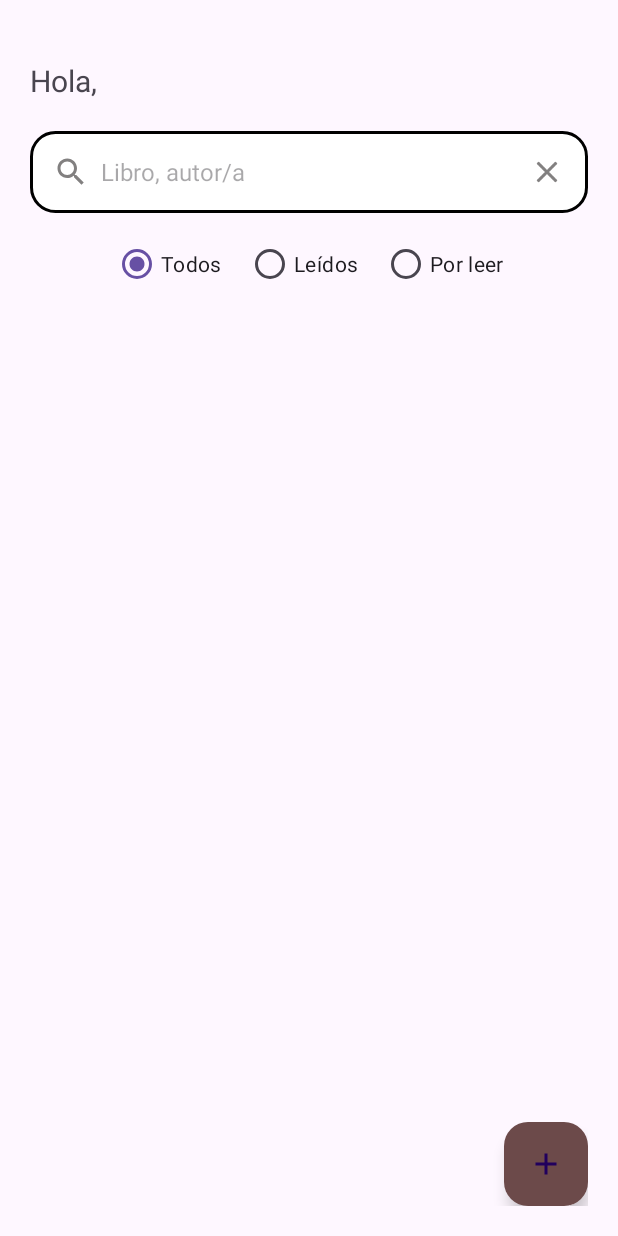
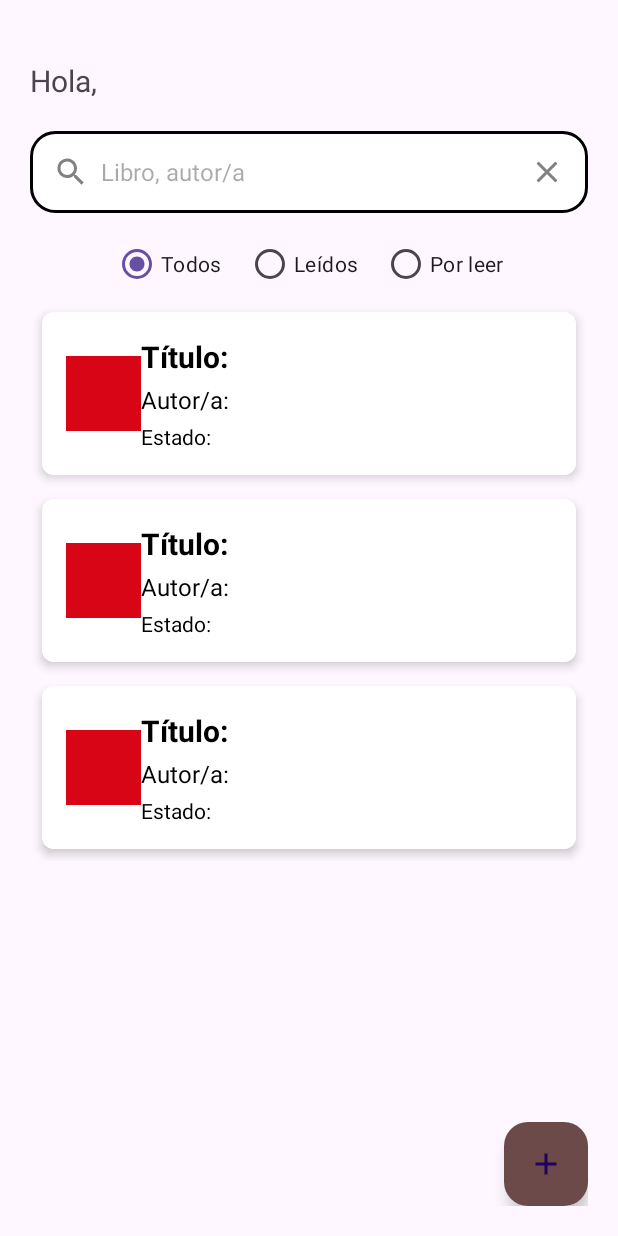
Before and after one commit to anaClara-Der/appLibros, an Android app: the layout activity_home.xml on its own in the app's theme, with its tools: preview values and no code run, on a phone screen of 412 x 824 dp. Run offline under Robolectric (Android 15) with nearby library versions, the phone set to English and light mode, and no system bars.

```diff
--- a/app/build.gradle.kts
+++ b/app/build.gradle.kts
@@ -40,10 +40,12 @@ android {
 dependencies {
         val fragment_version = "1.8.2"
 
+
     implementation("androidx.fragment:fragment-ktx:$fragment_version")
     implementation (libs.firebase.auth)
     implementation(libs.firebase.firestore)
     implementation(libs.imagePicker)
+    implementation(libs.imageGlide)
     implementation(platform(libs.firebase.bom))
     implementation(libs.androidx.core.ktx)
     implementation(libs.androidx.appcompat)
--- a/app/src/main/java/com/example/libros/model/Book.kt
+++ b/app/src/main/java/com/example/libros/model/Book.kt
@@ -8,5 +8,6 @@ data class Book (
     val author: String,
     val state:Boolean,
     val review:String,
-    val userId: String
+    val userId: String,
+    val imagePath: String?
     )
--- a/app/src/main/res/layout/activity_home.xml
+++ b/app/src/main/res/layout/activity_home.xml
@@ -75,7 +75,15 @@
     </RadioGroup>
 
 
-
+    <androidx.recyclerview.widget.RecyclerView
+        android:id="@+id/recyclerViewBooks"
+        android:layout_width="match_parent"
+        android:layout_height="wrap_content"
+        app:layout_constraintEnd_toEndOf="parent"
+        app:layout_constraintStart_toStartOf="parent"
+        app:layout_constraintTop_toBottomOf="@+id/filterBooksGroup"
+        app:layoutManager="androidx.recyclerview.widget.LinearLayoutManager"
+        tools:listitem="@layout/item_book"/>
 
 
     <com.google.android.material.floatingactionbutton.FloatingActionButton
--- a/app/src/main/res/layout/item_book.xml
+++ b/app/src/main/res/layout/item_book.xml
@@ -1,45 +1,64 @@
 <?xml version="1.0" encoding="utf-8"?>
 <androidx.cardview.widget.CardView xmlns:android="http://schemas.android.com/apk/res/android"
     xmlns:app="http://schemas.android.com/apk/res-auto"
+    xmlns:tools="http://schemas.android.com/tools"
     android:layout_width="match_parent"
     android:layout_height="wrap_content"
     android:layout_margin="8dp"
     app:cardCornerRadius="8dp"
     app:cardElevation="4dp"
+
     >
 
     <androidx.constraintlayout.widget.ConstraintLayout
         android:layout_width="match_parent"
         android:layout_height="wrap_content"
         android:padding="16dp"
+        android:background="@color/white"
         >
+
+        <ImageView
+            android:id="@+id/imageBook"
+            android:layout_width="50dp"
+            android:layout_height="50dp"
+            android:background="@color/red"
+            app:layout_constraintBottom_toBottomOf="parent"
+            app:layout_constraintStart_toStartOf="parent"
+            app:layout_constraintTop_toTopOf="parent"
+          ></ImageView>
 
         <TextView
             android:id="@+id/textViewTitle"
             android:layout_width="wrap_content"
             android:layout_height="wrap_content"
-            android:textSize="16sp"
+            android:text="Título:"
+            android:textColor="@color/black"
+            android:textSize="20sp"
             android:textStyle="bold"
-            app:layout_constraintStart_toStartOf="parent"
+            app:layout_constraintStart_toEndOf="@+id/imageBook"
             app:layout_constraintTop_toTopOf="parent" />
 
         <TextView
             android:id="@+id/textViewAuthor"
             android:layout_width="wrap_content"
             android:layout_height="wrap_content"
-            android:textSize="14sp"
-            app:layout_constraintStart_toStartOf="parent"
-            app:layout_constraintTop_toBottomOf="@id/textViewTitle"
-            android:layout_marginTop="4dp" />
+            android:textSize="16sp"
+            app:layout_constraintStart_toEndOf="@+id/imageBook"
+            app:layout_constraintTop_toBottomOf="@+id/textViewTitle"
+            android:layout_marginTop="4dp"
+            android:text="Autor/a:"
+            android:textColor="@color/black"/>
 
         <TextView
-            android:id="@+id/textViewReview"
+            android:id="@+id/textViewState"
             android:layout_width="wrap_content"
             android:layout_height="wrap_content"
-            android:textSize="12sp"
-            app:layout_constraintStart_toStartOf="parent"
-            app:layout_constraintTop_toBottomOf="@id/textViewAuthor"
-            android:layout_marginTop="4dp" />
+            android:textSize="14sp"
+            app:layout_constraintStart_toEndOf="@+id/imageBook"
+            app:layout_constraintTop_toBottomOf="@+id/textViewAuthor"
+            android:layout_marginTop="4dp"
+            android:text="Estado:"
+            android:textColor="@color/black"/>
 
     </androidx.constraintlayout.widget.ConstraintLayout>
 </androidx.cardview.widget.CardView>
--- a/gradle/libs.versions.toml
+++ b/gradle/libs.versions.toml
@@ -12,6 +12,7 @@ constraintlayout = "2.1.4"
 firebaseBom ="33.2.0"
 googleServiceV="4.4.2"
 imagePickerV = "2.1"
+imageGlideV = "4.16.0"
 
 [libraries]
 androidx-core-ktx = { group = "androidx.core", name = "core-ktx", version.ref = "coreKtx" }
@@ -26,6 +27,7 @@ firebase-bom = {module = "com.google.firebase:firebase-bom", version.ref = "fire
 firebase-auth = {module = "com.google.firebase:firebase-auth-ktx"}
 firebase-firestore= {module= "com.google.firebase:firebase-firestore"}
 imagePicker = {group="com.github.dhaval2404", name = "imagepicker", version.ref = "imagePickerV"}
+imageGlide = { group="com.github.bumptech.glide", name ="glide", version.ref = "imageGlideV"}
 
 [plugins]
 android-application = { id = "com.android.application", version.ref = "agp" }
```
Also changed, not shown: app/src/main/java/com/example/libros/adapter/BookAdapter.kt (added, +42 -0 lines), app/src/main/java/com/example/libros/db/BooksDataBaseHelper.kt (+5 -3 lines), app/src/main/java/com/example/libros/ui/activity/AddBookActivity.kt (+7 -7 lines), app/src/main/java/com/example/libros/ui/activity/HomeActivity.kt (+29 -6 lines), app/src/main/res/drawable/error_image.jpg (added).
